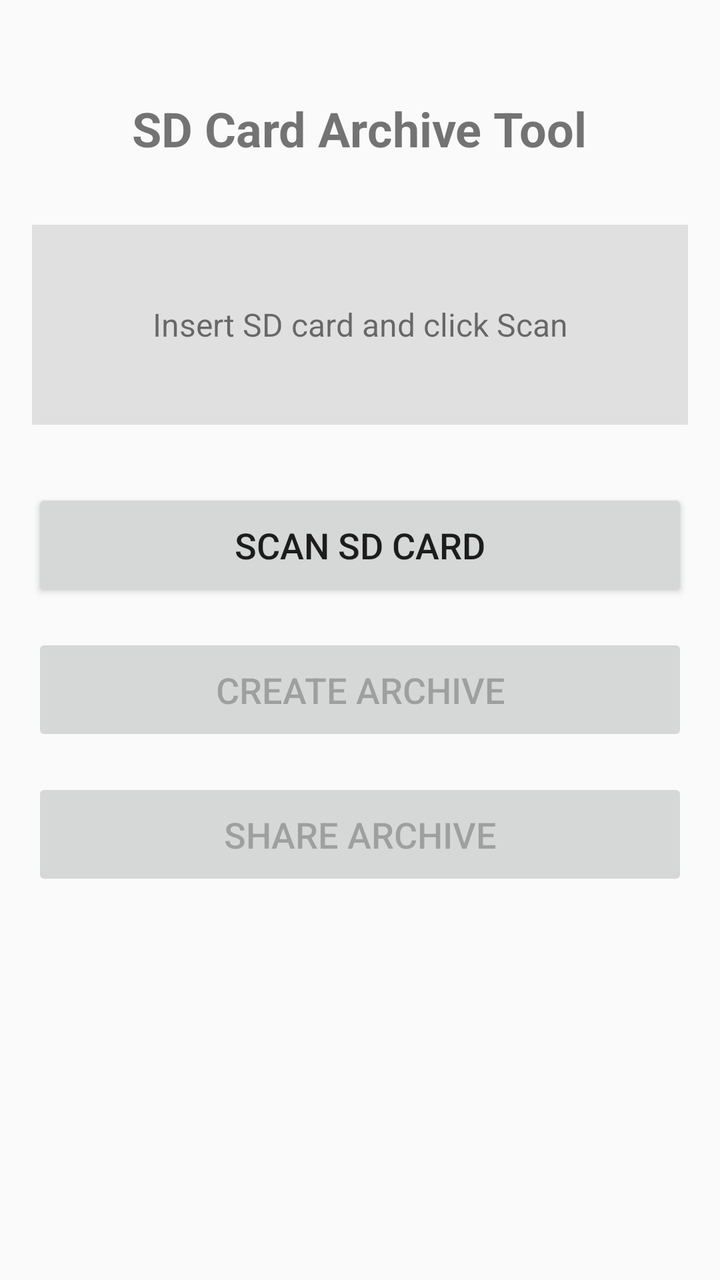
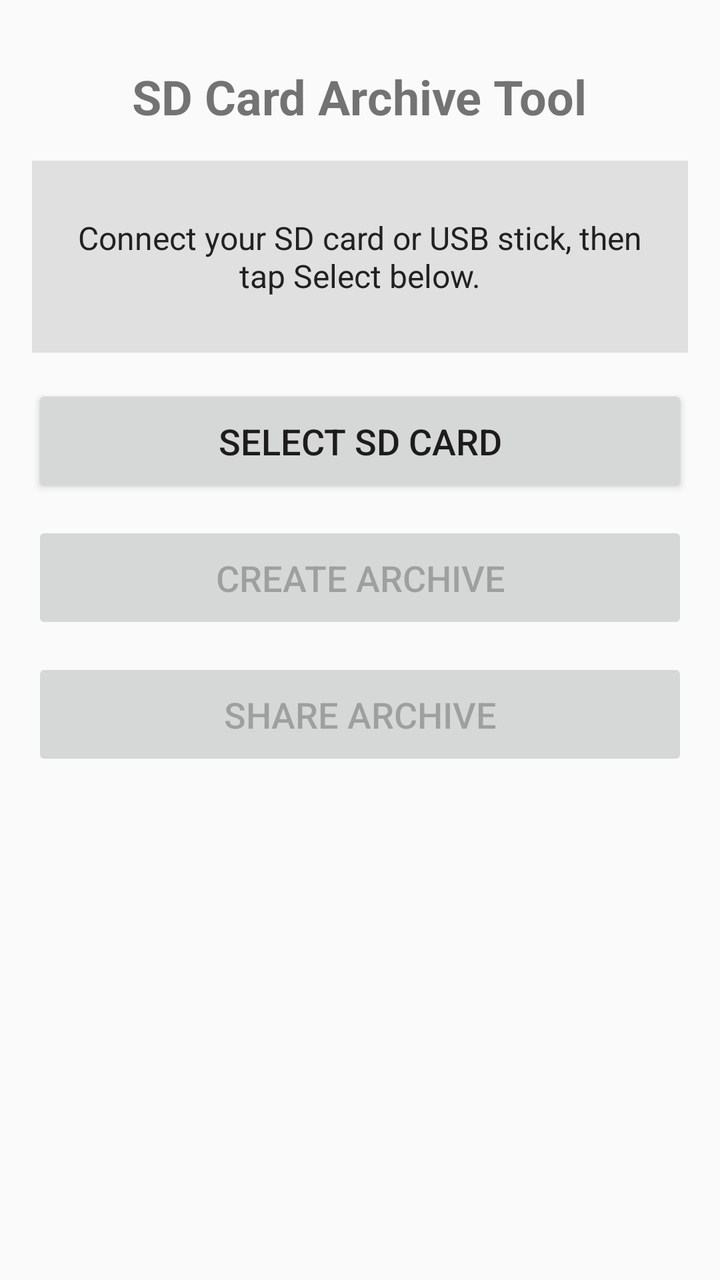

The first picture is an Android layout as it rendered before a commit; the second is the same layout after the commit. The layout source and the unified diff follow.
<!-- AndroidManifest.xml: application theme Theme.AppCompat.Light.DarkActionBar -->
<!-- res/layout/activity_main.xml -->
<?xml version="1.0" encoding="utf-8"?>
<LinearLayout xmlns:android="http://schemas.android.com/apk/res/android"
    android:layout_width="match_parent"
    android:layout_height="match_parent"
    android:orientation="vertical"
    android:padding="16dp"
    android:gravity="center_horizontal">

    <TextView
        android:id="@+id/titleText"
        android:layout_width="wrap_content"
        android:layout_height="wrap_content"
        android:text="SD Card Archive Tool"
        android:textSize="24sp"
        android:textStyle="bold"
        android:layout_marginTop="32dp"
        android:layout_marginBottom="32dp" />

    <TextView
        android:id="@+id/statusText"
        android:layout_width="match_parent"
        android:layout_height="wrap_content"
        android:text="Insert SD card and click Scan"
        android:textSize="16sp"
        android:gravity="center"
        android:padding="16dp"
        android:background="#E0E0E0"
        android:layout_marginBottom="32dp"
        android:minHeight="100dp" />

    <Button
        android:id="@+id/scanButton"
        android:layout_width="match_parent"
        android:layout_height="wrap_content"
        android:text="Scan SD Card"
        android:textSize="18sp"
        android:padding="16dp"
        android:layout_marginBottom="16dp" />

    <Button
        android:id="@+id/archiveButton"
        android:layout_width="match_parent"
        android:layout_height="wrap_content"
        android:text="Create Archive"
        android:textSize="18sp"
        android:padding="16dp"
        android:layout_marginBottom="16dp"
        android:enabled="false" />

    <Button
        android:id="@+id/shareButton"
        android:layout_width="match_parent"
        android:layout_height="wrap_content"
        android:text="Share Archive"
        android:textSize="18sp"
        android:padding="16dp"
        android:enabled="false" />

</LinearLayout>
<!-- resources referenced by this layout -->
<resources>

</resources>

<!-- the commit's change to res/layout/activity_main.xml (unified diff, before → after) -->
@@ -1,59 +1,124 @@
 <?xml version="1.0" encoding="utf-8"?>
-<LinearLayout xmlns:android="http://schemas.android.com/apk/res/android"
+<ScrollView xmlns:android="http://schemas.android.com/apk/res/android"
+    android:id="@+id/rootLayout"
     android:layout_width="match_parent"
     android:layout_height="match_parent"
-    android:orientation="vertical"
     android:padding="16dp"
-    android:gravity="center_horizontal">
+    android:fillViewport="true">
 
-    <TextView
-        android:id="@+id/titleText"
-        android:layout_width="wrap_content"
-        android:layout_height="wrap_content"
-        android:text="SD Card Archive Tool"
-        android:textSize="24sp"
-        android:textStyle="bold"
-        android:layout_marginTop="32dp"
-        android:layout_marginBottom="32dp" />
-
-    <TextView
-        android:id="@+id/statusText"
+    <LinearLayout
         android:layout_width="match_parent"
         android:layout_height="wrap_content"
-        android:text="Insert SD card and click Scan"
-        android:textSize="16sp"
-        android:gravity="center"
-        android:padding="16dp"
-        android:background="#E0E0E0"
-        android:layout_marginBottom="32dp"
-        android:minHeight="100dp" />
+        android:orientation="vertical"
+        android:gravity="center_horizontal">
 
-    <Button
-        android:id="@+id/scanButton"
-        android:layout_width="match_parent"
-        android:layout_height="wrap_content"
-        android:text="Scan SD Card"
-        android:textSize="18sp"
-        android:padding="16dp"
-        android:layout_marginBottom="16dp" />
+        <TextView
+            android:id="@+id/titleText"
+            android:layout_width="wrap_content"
+            android:layout_height="wrap_content"
+            android:text="@string/title"
+            android:textSize="24sp"
+            android:textStyle="bold"
+            android:layout_marginTop="16dp"
+            android:layout_marginBottom="16dp" />
 
-    <Button
-        android:id="@+id/archiveButton"
-        android:layout_width="match_parent"
-        android:layout_height="wrap_content"
-        android:text="Create Archive"
-        android:textSize="18sp"
-        android:padding="16dp"
-        android:layout_marginBottom="16dp"
-        android:enabled="false" />
+        
+        <TextView
+            android:id="@+id/folderText"
+            android:layout_width="match_parent"
+            android:layout_height="wrap_content"
+            android:textSize="14sp"
+            android:gravity="center"
+            android:layout_marginBottom="8dp"
+            android:visibility="gone" />
 
-    <Button
-        android:id="@+id/shareButton"
-        android:layout_width="match_parent"
-        android:layout_height="wrap_content"
-        android:text="Share Archive"
-        android:textSize="18sp"
-        android:padding="16dp"
-        android:enabled="false" />
+        <TextView
+            android:id="@+id/statusText"
+            android:layout_width="match_parent"
+            android:layout_height="wrap_content"
+            android:text="@string/status_initial"
+            android:textSize="16sp"
+            android:gravity="center"
+            android:padding="16dp"
+            android:background="#E0E0E0"
+            android:textColor="#212121"
+            android:layout_marginBottom="16dp"
+            android:minHeight="96dp" />
 
-</LinearLayout>
+        
+        <LinearLayout
+            android:id="@+id/progressGroup"
+            android:layout_width="match_parent"
+            android:layout_height="wrap_content"
+            android:orientation="vertical"
+            android:layout_marginBottom="16dp"
+            android:visibility="gone">
+
+            <ProgressBar
+                android:id="@+id/progressBar"
+                style="?android:attr/progressBarStyleHorizontal"
+                android:layout_width="match_parent"
+                android:layout_height="wrap_content"
+                android:indeterminate="true" />
+
+            <TextView
+                android:id="@+id/progressText"
+                android:layout_width="match_parent"
+                android:layout_height="wrap_content"
+                android:textSize="14sp"
+                android:gravity="center"
+                android:layout_marginTop="8dp" />
+
+            <Button
+                android:id="@+id/cancelButton"
+                style="?android:attr/buttonBarButtonStyle"
+                android:layout_width="wrap_content"
+                android:layout_height="wrap_content"
+                android:layout_gravity="center_horizontal"
+                android:text="@string/button_cancel"
+                android:layout_marginTop="4dp" />
+
+        </LinearLayout>
+
+        <Button
+            android:id="@+id/scanButton"
+            android:layout_width="match_parent"
+            android:layout_height="wrap_content"
+            android:text="@string/button_select_card"
+            android:textSize="18sp"
+            android:padding="16dp"
+            android:layout_marginBottom="12dp" />
+
+        <Button
+            android:id="@+id/archiveButton"
+            android:layout_width="match_parent"
+            android:layout_height="wrap_content"
+            android:text="@string/button_archive"
+            android:textSize="18sp"
+            android:padding="16dp"
+            android:layout_marginBottom="12dp"
+            android:enabled="false" />
+
+        <Button
+            android:id="@+id/shareButton"
+            android:layout_width="match_parent"
+            android:layout_height="wrap_content"
+            android:text="@string/button_share"
+            android:textSize="18sp"
+            android:padding="16dp"
+            android:layout_marginBottom="8dp"
+            android:enabled="false" />
+
+        
+        <Button
+            android:id="@+id/changeFolderButton"
+            style="?android:attr/buttonBarButtonStyle"
+            android:layout_width="wrap_content"
+            android:layout_height="wrap_content"
+            android:text="@string/button_change_folder"
+            android:layout_marginBottom="16dp"
+            android:visibility="gone" />
+
+    </LinearLayout>
+
+</ScrollView>
<!-- resource entries referenced after the edit -->
@@ -1,5 +1,11 @@
 <!-- resources referenced by this layout -->
 <resources>
-
+  <string name="button_archive">Create Archive</string>
+  <string name="button_cancel">Cancel</string>
+  <string name="button_change_folder">Use a different folder</string>
+  <string name="button_select_card">Select SD Card</string>
+  <string name="button_share">Share Archive</string>
+  <string name="status_initial">Connect your SD card or USB stick, then tap Select below.</string>
+  <string name="title">SD Card Archive Tool</string>
 </resources>
 
